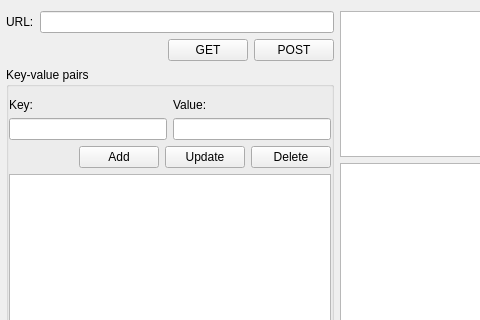
Before: the Qt Designer form gui/tester.ui in looliver/Web-Tester, drawn with Qt 5; both pictures show x 0 to 480 and y 0 to 320 of the 673 by 562 pixel window.
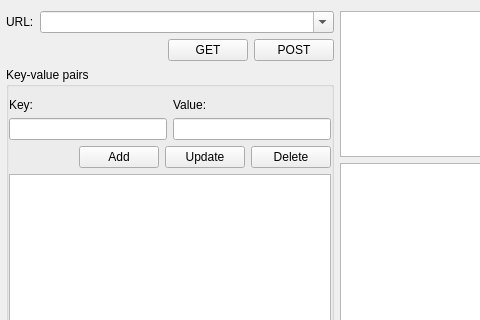
After: the same form once the commit is applied.

Commit message: Rubah url path jadi selector

Patch:
```diff
--- a/gui/tester.ui
+++ b/gui/tester.ui
@@ -29,13 +29,23 @@
       <layout class="QHBoxLayout" name="horizontalLayout_3">
        <item>
         <widget class="QLabel" name="label">
+         <property name="sizePolicy">
+          <sizepolicy hsizetype="Fixed" vsizetype="Preferred">
+           <horstretch>0</horstretch>
+           <verstretch>0</verstretch>
+          </sizepolicy>
+         </property>
          <property name="text">
           <string>URL:</string>
          </property>
         </widget>
        </item>
        <item>
-        <widget class="QLineEdit" name="webUrlPath"/>
+        <widget class="QComboBox" name="webUrlPath">
+         <property name="editable">
+          <bool>true</bool>
+         </property>
+        </widget>
        </item>
       </layout>
      </item>
```
The commit also changes 2 other files.
